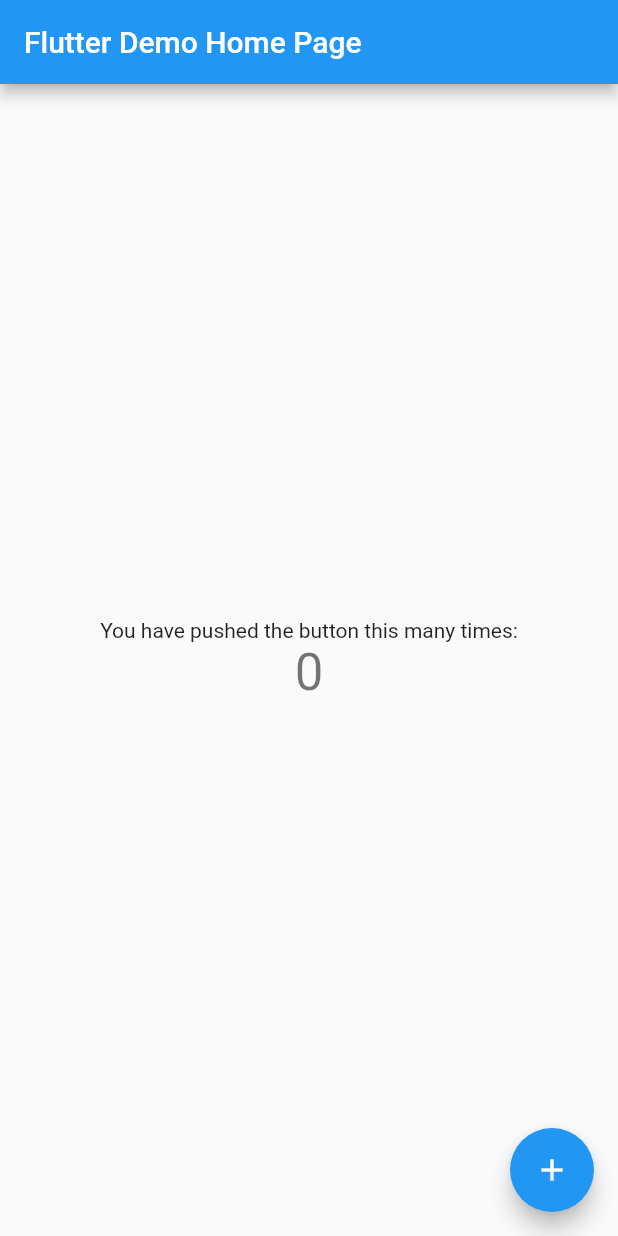
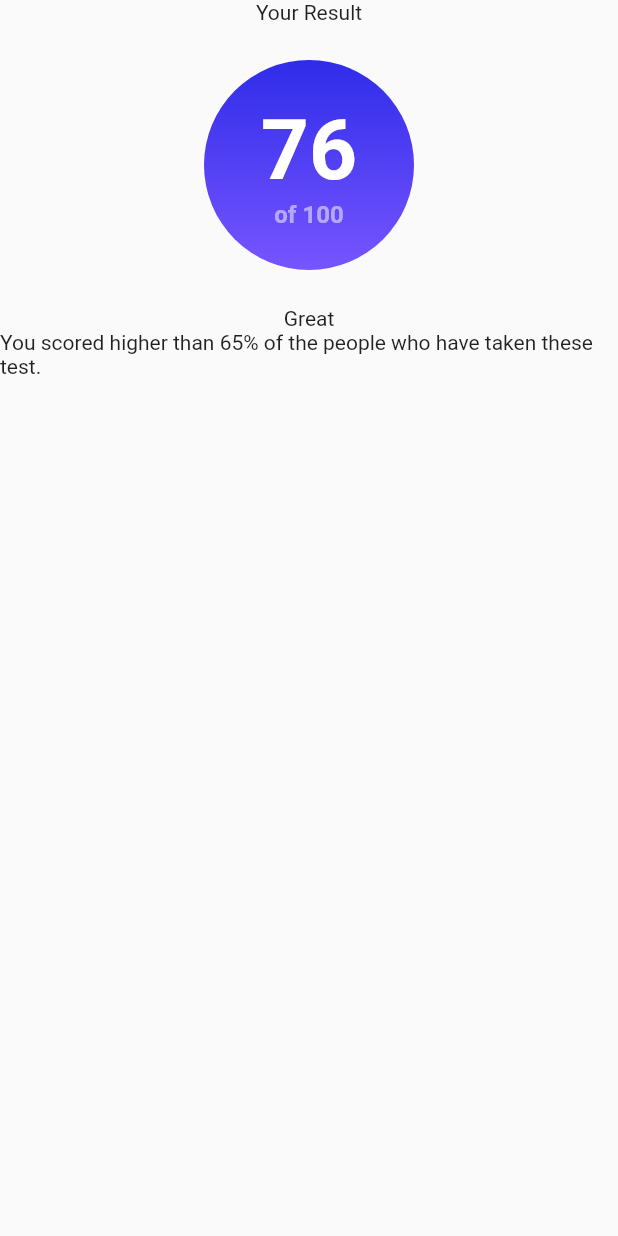
Before and after one commit to Lisviks/result-summary-component-frontendmentor, a Flutter app: the screen it shows after launch, on a phone screen of 412 x 824 dp. Run offline on Flutter 3.47's test engine with Material 2 defaults, Android fonts, the phone set to English and light mode, and no system bars.

Commit message:
result widget

```diff
--- a/flutter_app/lib/main.dart
+++ b/flutter_app/lib/main.dart
@@ -1,4 +1,5 @@
 import 'package:flutter/material.dart';
+import 'package:flutter_app/result_widget.dart';
 
 void main() {
   runApp(const MyApp());
@@ -7,109 +8,34 @@
 class MyApp extends StatelessWidget {
   const MyApp({super.key});
 
-  // This widget is the root of your application.
   @override
   Widget build(BuildContext context) {
-    return MaterialApp(
-      title: 'Flutter Demo',
-      theme: ThemeData(
-        // This is the theme of your application.
-        //
-        // Try running your application with "flutter run". You'll see the
-        // application has a blue toolbar. Then, without quitting the app, try
-        // changing the primarySwatch below to Colors.green and then invoke
-        // "hot reload" (press "r" in the console where you ran "flutter run",
-        // or simply save your changes to "hot reload" in a Flutter IDE).
-        // Notice that the counter didn't reset back to zero; the application
-        // is not restarted.
-        primarySwatch: Colors.blue,
-      ),
-      home: const MyHomePage(title: 'Flutter Demo Home Page'),
+    return const MaterialApp(
+      title: 'Results Summary Component',
+      home: MyHomePage(),
     );
   }
 }
 
-class MyHomePage extends StatefulWidget {
-  const MyHomePage({super.key, required this.title});
-
-  // This widget is the home page of your application. It is stateful, meaning
-  // that it has a State object (defined below) that contains fields that affect
-  // how it looks.
-
-  // This class is the configuration for the state. It holds the values (in this
-  // case the title) provided by the parent (in this case the App widget) and
-  // used by the build method of the State. Fields in a Widget subclass are
-  // always marked "final".
-
-  final String title;
-
-  @override
-  State<MyHomePage> createState() => _MyHomePageState();
-}
-
-class _MyHomePageState extends State<MyHomePage> {
-  int _counter = 0;
-
-  void _incrementCounter() {
-    setState(() {
-      // This call to setState tells the Flutter framework that something has
-      // changed in this State, which causes it to rerun the build method below
-      // so that the display can reflect the updated values. If we changed
-      // _counter without calling setState(), then the build method would not be
-      // called again, and so nothing would appear to happen.
-      _counter++;
-    });
-  }
+class MyHomePage extends StatelessWidget {
+  const MyHomePage({super.key});
 
   @override
   Widget build(BuildContext context) {
-    // This method is rerun every time setState is called, for instance as done
-    // by the _incrementCounter method above.
-    //
-    // The Flutter framework has been optimized to make rerunning build methods
-    // fast, so that you can just rebuild anything that needs updating rather
-    // than having to individually change instances of widgets.
     return Scaffold(
-      appBar: AppBar(
-        // Here we take the value from the MyHomePage object that was created by
-        // the App.build method, and use it to set our appbar title.
-        title: Text(widget.title),
+      body: ListView(
+        children: [
+          Column(
+            children: const [
+              Text('Your Result'),
+              Result(),
+              Text('Great'),
+              Text(
+                  'You scored higher than 65% of the people who have taken these test.'),
+            ],
+          ),
+        ],
       ),
-      body: Center(
-        // Center is a layout widget. It takes a single child and positions it
-        // in the middle of the parent.
-        child: Column(
-          // Column is also a layout widget. It takes a list of children and
-          // arranges them vertically. By default, it sizes itself to fit its
-          // children horizontally, and tries to be as tall as its parent.
-          //
-          // Invoke "debug painting" (press "p" in the console, choose the
-          // "Toggle Debug Paint" action from the Flutter Inspector in Android
-          // Studio, or the "Toggle Debug Paint" command in Visual Studio Code)
-          // to see the wireframe for each widget.
-          //
-          // Column has various properties to control how it sizes itself and
-          // how it positions its children. Here we use mainAxisAlignment to
-          // center the children vertically; the main axis here is the vertical
-          // axis because Columns are vertical (the cross axis would be
-          // horizontal).
-          mainAxisAlignment: MainAxisAlignment.center,
-          children: <Widget>[
-            const Text(
-              'You have pushed the button this many times:',
-            ),
-            Text(
-              '$_counter',
-              style: Theme.of(context).textTheme.headline4,
-            ),
-          ],
-        ),
-      ),
-      floatingActionButton: FloatingActionButton(
-        onPressed: _incrementCounter,
-        tooltip: 'Increment',
-        child: const Icon(Icons.add),
-      ), // This trailing comma makes auto-formatting nicer for build methods.
     );
   }
 }
--- /dev/null
+++ b/flutter_app/lib/result_widget.dart
@@ -0,0 +1,47 @@
+import 'package:flutter/material.dart';
+
+class Result extends StatelessWidget {
+  const Result({super.key});
+
+  @override
+  Widget build(BuildContext context) {
+    return Padding(
+      padding: const EdgeInsets.only(top: 24.0, bottom: 24.0),
+      child: Container(
+        height: 140,
+        width: 140,
+        decoration: const BoxDecoration(
+          shape: BoxShape.circle,
+          gradient: LinearGradient(
+            begin: Alignment.topCenter,
+            end: Alignment.bottomCenter,
+            colors: [
+              Color(0Xff2f2ce9),
+              Color(0Xff7755ff),
+            ],
+          ),
+        ),
+        child: Column(
+          mainAxisAlignment: MainAxisAlignment.center,
+          children: [
+            const Text(
+              '76',
+              style: TextStyle(
+                  fontSize: 56.0,
+                  fontWeight: FontWeight.bold,
+                  color: Colors.white),
+            ),
+            Text(
+              'of 100',
+              style: TextStyle(
+                fontSize: 16.0,
+                fontWeight: FontWeight.bold,
+                color: Colors.white.withOpacity(0.52),
+              ),
+            ),
+          ],
+        ),
+      ),
+    );
+  }
+}
```
